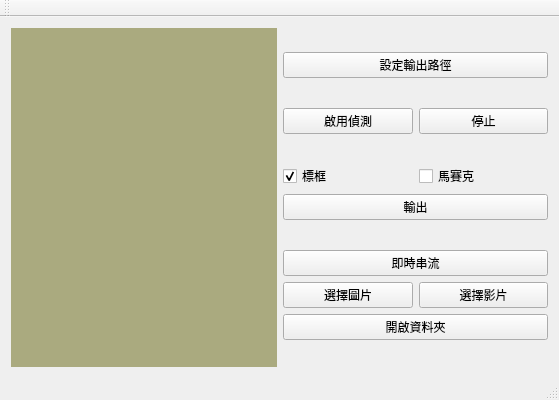
First picture: the form in code/Qt_yolo_1/Qt_yolo_1.ui, repository Acker404/yolo11_test, before the edit.
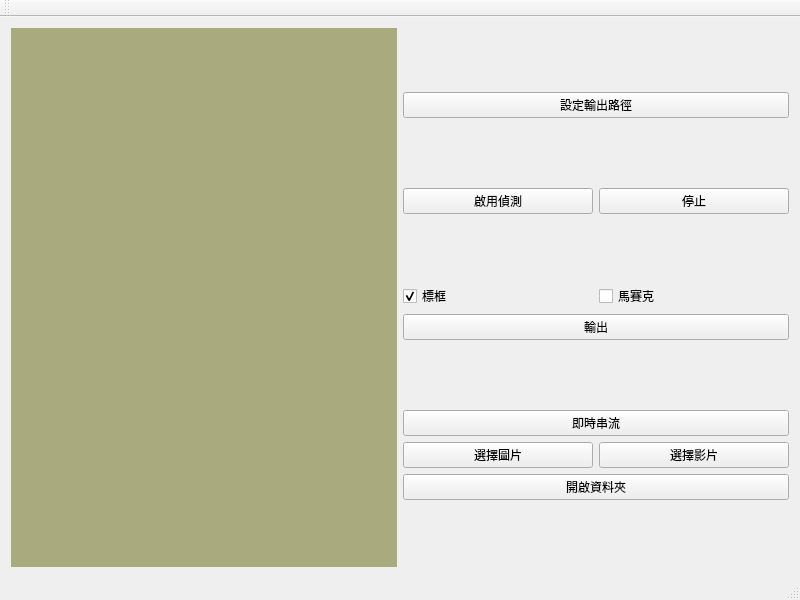
Second picture: the form after the edit.

What changed in the file:
```diff
--- a/code/Qt_yolo_1/Qt_yolo_1.ui
+++ b/code/Qt_yolo_1/Qt_yolo_1.ui
@@ -6,15 +6,32 @@
    <rect>
     <x>0</x>
     <y>0</y>
-    <width>559</width>
-    <height>400</height>
+    <width>800</width>
+    <height>600</height>
    </rect>
   </property>
-  
+  <property name="sizePolicy">
+   <sizepolicy hsizetype="Expanding" vsizetype="Expanding">
+    <horstretch>0</horstretch>
+    <verstretch>0</verstretch>
+   </sizepolicy>
+  </property>
   <property name="windowTitle">
-   <string>Qt_yolo_1</string>
+   <string>smokeing detect</string>
+  </property>
+  <property name="toolButtonStyle">
+   <enum>Qt::ToolButtonStyle::ToolButtonIconOnly</enum>
+  </property>
+  <property name="documentMode">
+   <bool>false</bool>
   </property>
   <widget class="QWidget" name="centralWidget">
+   <property name="sizePolicy">
+    <sizepolicy hsizetype="Expanding" vsizetype="Expanding">
+     <horstretch>0</horstretch>
+     <verstretch>0</verstretch>
+    </sizepolicy>
+   </property>
    <layout class="QHBoxLayout" name="horizontalLayout_2">
     <item>
      <layout class="QVBoxLayout" name="layout_media">
```
Left out of the diff: 4 changed lines with no effect on the pictures.
